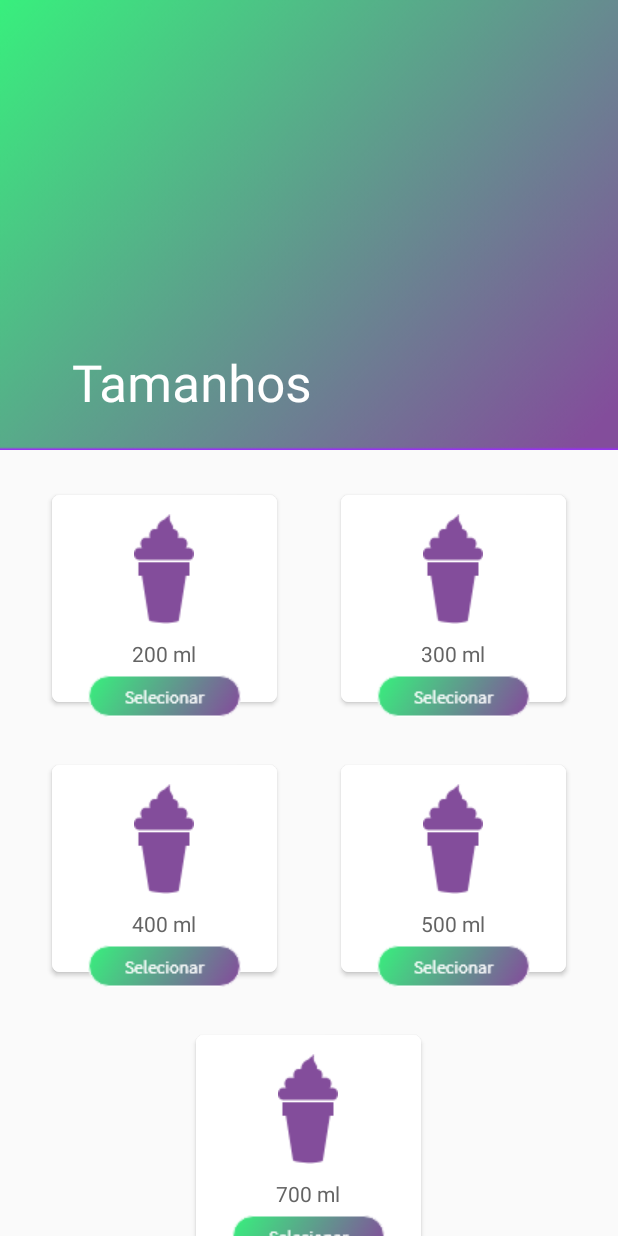
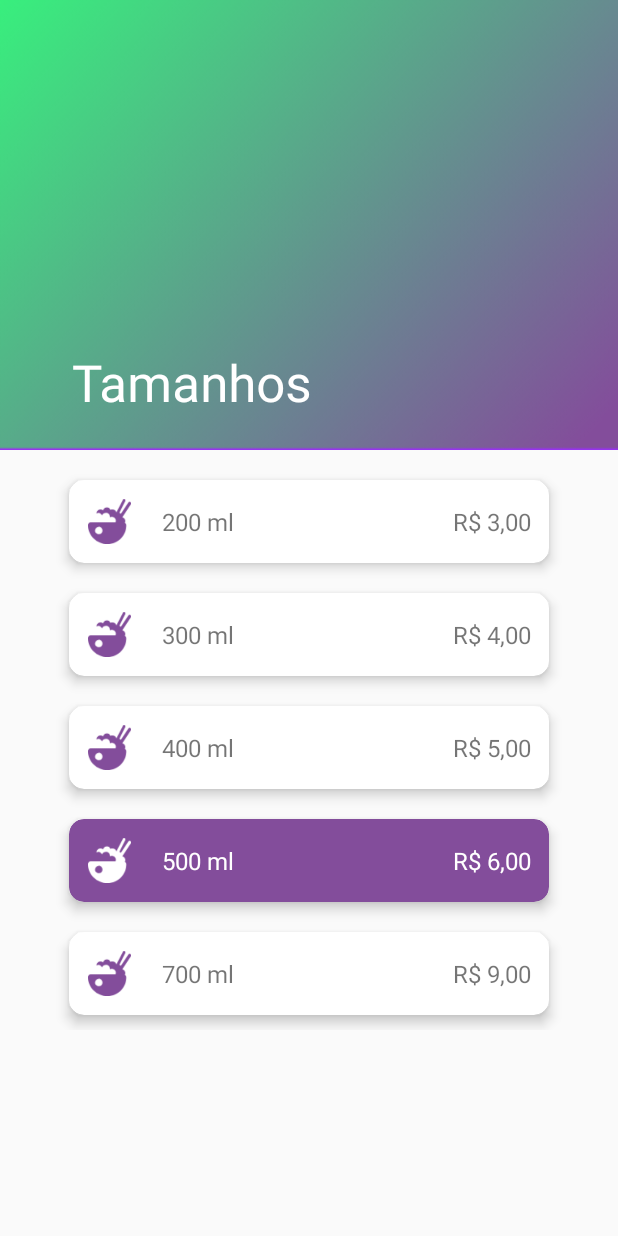
Before and after one commit to devuptechnology/OPointDoAcai, an Android app: the layout activity_sizes.xml on its own in the app's theme, with its tools: preview values and no code run, on a phone screen of 412 x 824 dp. Run offline under Robolectric (Android 15) with nearby library versions, the phone set to English and light mode, and no system bars.

Commit message:
Version 0.0.2

```diff
--- a/app/src/main/AndroidManifest.xml
+++ b/app/src/main/AndroidManifest.xml
@@ -1,6 +1,7 @@
 <?xml version="1.0" encoding="utf-8"?>
 <manifest xmlns:android="http://schemas.android.com/apk/res/android"
     package="com.devup.opointdoacai.opointdoacai">
+
 
     <uses-permission android:name="android.permission.ACCESS_NETWORK_STATE" />
     <uses-permission android:name="android.permission.INTERNET" />
--- a/app/src/main/java/com/devup/opointdoacai/opointdoacai/MainActivity.java
+++ b/app/src/main/java/com/devup/opointdoacai/opointdoacai/MainActivity.java
@@ -133,11 +133,11 @@ public class MainActivity extends AppCompatActivity {
             public void onClick(View v) {
 
 
-                displayDialog(v);
+                //displayDialog(v);
 
 
-                //Intent intent = new Intent(MainActivity.this, SizesActivity.class);
-                //startActivity(intent);
+                Intent intent = new Intent(MainActivity.this, SizesActivity.class);
+                startActivity(intent);
 
             }
         });
--- a/app/src/main/java/com/devup/opointdoacai/opointdoacai/SizesActivity.java
+++ b/app/src/main/java/com/devup/opointdoacai/opointdoacai/SizesActivity.java
@@ -4,6 +4,8 @@ import android.graphics.Typeface;
 import android.support.v7.app.AppCompatActivity;
 import android.os.Bundle;
 
+import com.daimajia.androidanimations.library.Techniques;
+import com.daimajia.androidanimations.library.YoYo;
 import com.getkeepsafe.taptargetview.TapTarget;
 import com.getkeepsafe.taptargetview.TapTargetView;
 
@@ -15,8 +17,8 @@ public class SizesActivity extends AppCompatActivity {
         super.onCreate(savedInstanceState);
         setContentView(R.layout.activity_sizes);
 
-        TapTargetView.showFor(this,
-                TapTarget.forView(findViewById(R.id.sizes_layout_target), "Você pode escolher o tamanho do seu Copo\n\n\n\n\n\nEste é o mais pedido:", "")
+        /*TapTargetView.showFor(this,
+                TapTarget.forView(findViewById(R.id.card_qnt_500), "Você pode escolher o tamanho do seu Copo\n\n\n\n\n\nEste é o mais pedido:", "")
                         .outerCircleColor(R.color.colorPrimary)
                         .outerCircleAlpha(0.96f)
                         .targetCircleColor(R.color.colorTextWithe)
@@ -37,7 +39,12 @@ public class SizesActivity extends AppCompatActivity {
                     public void onTargetClick(TapTargetView view) {
                         super.onTargetClick(view);
                     }
-                });
+                });*/
+
+        YoYo.with(Techniques.Pulse)
+                .duration(700)
+                .repeat(7)
+                .playOn(findViewById(R.id.card_qnt_500));
 
     }
 
--- a/app/src/main/res/layout/activity_sizes.xml
+++ b/app/src/main/res/layout/activity_sizes.xml
@@ -50,291 +50,252 @@
             app:layout_behavior="@string/appbar_scrolling_view_behavior">
 
 
-            <LinearLayout
+            <RelativeLayout
                 android:layout_width="match_parent"
                 android:layout_height="wrap_content"
                 android:duplicateParentState="false"
                 android:gravity="center"
                 android:orientation="vertical"
-                android:paddingTop="20dp"
+                android:layout_marginTop="10dp"
                 app:layout_constraintTop_toTopOf="parent">
 
-                <LinearLayout
+                <android.support.v7.widget.CardView
+                    android:id="@+id/card_qnt_200"
+                    android:layout_width="320dp"
+                    android:layout_height="55dp"
+                    app:cardCornerRadius="10dp"
+                    app:cardElevation="5dp"
+                    android:layout_margin="10dp">
+
+                    <RelativeLayout
                         android:layout_width="match_parent"
                         android:layout_height="match_parent"
-                    android:clipToPadding="false"
-                    android:gravity="center"
-                    android:orientation="horizontal"
-                    android:paddingBottom="22dp">
+                        android:layout_margin="2dp">
 
-                    <android.support.design.widget.CoordinatorLayout
+                        <ImageView
+                            android:id="@+id/image_1"
+                            android:layout_width="30dp"
+                            android:layout_height="30dp"
+                            android:layout_centerVertical="true"
+                            android:src="@drawable/iconacai"
+                            android:layout_margin="10dp"/>
+
+                        <TextView
+                            android:id="@+id/qnt_ml_1"
+                            android:layout_height="wrap_content"
+                            android:layout_width="wrap_content"
+                            android:layout_centerVertical="true"
+                            android:layout_margin="10dp"
+                            android:text="200 ml"
+                            android:layout_toRightOf="@+id/image_1"
+                            android:textSize="16sp"/>
+
+                        <TextView
+                            android:id="@+id/price_acai_1"
                             android:layout_width="wrap_content"
                             android:layout_height="wrap_content"
-                        android:clipToPadding="false"
-                        android:orientation="vertical"
-                        android:paddingRight="11dp">
+                            android:layout_alignParentEnd="true"
+                            android:layout_centerVertical="true"
+                            android:layout_margin="10dp"
+                            android:text="R$ 3,00"
+                            android:textSize="16sp" />
 
+                    </RelativeLayout>
 
-                        <android.support.v7.widget.CardView
-                            android:id="@+id/card_view_200"
-                            android:layout_width="150dp"
-                            android:layout_height="138dp"
-                            android:layout_margin="10dp"
-                            app:cardCornerRadius="5dp">
-
-
-                            <LinearLayout
-                                android:layout_width="match_parent"
-                                android:layout_height="match_parent"
-                                android:background="@color/cardview_light_background"
-                                android:gravity="center"
-                                android:orientation="vertical">
-
-                                <ImageView
-                                    android:layout_width="wrap_content"
-                                    android:layout_height="wrap_content"
-                                    android:src="@drawable/cups" />
-
-                                <TextView
-                                    android:layout_width="wrap_content"
-                                    android:layout_height="wrap_content"
-                                    android:gravity="center"
-                                    android:padding="10dp"
-                                    android:text="200 ml"
-                                    android:textColor="#646464"/>
-
-                            </LinearLayout>
 
                 </android.support.v7.widget.CardView>
 
-                        <Button
-                            android:id="@+id/btn_200"
-                            android:layout_width="102dp"
-                            android:layout_height="28dp"
-                            android:background="@drawable/botao"
-                            app:layout_anchor="@+id/card_view_200"
-                            app:layout_anchorGravity="bottom|center" />
-                    </android.support.design.widget.CoordinatorLayout>
+                <android.support.v7.widget.CardView
+                android:id="@+id/card_qnt_300"
+                android:layout_width="320dp"
+                android:layout_height="55dp"
+                app:cardCornerRadius="10dp"
+                app:cardElevation="5dp"
+                android:layout_below="@+id/card_qnt_200"
+                android:layout_margin="10dp">
 
-                    <android.support.design.widget.CoordinatorLayout
+                <RelativeLayout
+                    android:layout_width="match_parent"
+                    android:layout_height="match_parent"
+                    android:layout_margin="2dp">
+
+                    <ImageView
+                        android:id="@+id/image_2"
+                        android:layout_width="30dp"
+                        android:layout_height="30dp"
+                        android:layout_centerVertical="true"
+                        android:src="@drawable/iconacai"
+                        android:layout_margin="10dp"/>
+
+                    <TextView
+                        android:id="@+id/qnt_ml_2"
+                        android:layout_height="wrap_content"
+                        android:layout_width="wrap_content"
+                        android:layout_centerVertical="true"
+                        android:layout_margin="10dp"
+                        android:text="300 ml"
+                        android:layout_toRightOf="@+id/image_2"
+                        android:textSize="16sp"/>
+
+                    <TextView
+                        android:id="@+id/price_acai_2"
                         android:layout_width="wrap_content"
                         android:layout_height="wrap_content"
-                        android:clipToPadding="false"
-                        android:gravity="center"
-                        android:orientation="vertical"
-                        android:paddingLeft="11dp">
+                        android:layout_alignParentEnd="true"
+                        android:layout_centerVertical="true"
+                        android:layout_margin="10dp"
+                        android:text="R$ 4,00"
+                        android:textSize="16sp" />
 
-                        <android.support.v7.widget.CardView
-                            android:id="@+id/card_view_300"
-                            android:layout_width="150dp"
-                            android:layout_height="138dp"
-                            android:layout_margin="10dp"
-                            app:cardCornerRadius="5dp">
+                </RelativeLayout>
 
-
-                            <LinearLayout
-                                android:layout_width="match_parent"
-                                android:layout_height="match_parent"
-                                android:background="@color/cardview_light_background"
-                                android:gravity="center"
-                                android:orientation="vertical">
-
-                                <ImageView
-                                    android:layout_width="wrap_content"
-                                    android:layout_height="wrap_content"
-                                    android:src="@drawable/cups" />
-
-                                <TextView
-                                    android:layout_width="wrap_content"
-                                    android:layout_height="wrap_content"
-                                    android:gravity="center"
-                                    android:padding="10dp"
-                                    android:text="300 ml"
-                                    android:textColor="#646464"/>
-
-                            </LinearLayout>
 
             </android.support.v7.widget.CardView>
 
-                        <Button
-                            android:id="@+id/btn_300"
-                            android:layout_width="102dp"
-                            android:layout_height="28dp"
-                            android:background="@drawable/botao"
-                            app:layout_anchor="@+id/card_view_300"
-                            app:layout_anchorGravity="bottom|center" />
+                <android.support.v7.widget.CardView
+                    android:id="@+id/card_qnt_400"
+                    android:layout_width="320dp"
+                    android:layout_height="55dp"
+                    app:cardCornerRadius="10dp"
+                    app:cardElevation="5dp"
+                    android:layout_below="@+id/card_qnt_300"
+                    android:layout_margin="10dp">
 
-                    </android.support.design.widget.CoordinatorLayout>
-                </LinearLayout>
-
-                <LinearLayout
+                    <RelativeLayout
                         android:layout_width="match_parent"
                         android:layout_height="match_parent"
-                    android:clipToPadding="true"
-                    android:gravity="center"
-                    android:orientation="horizontal"
-                    android:paddingBottom="22dp">
+                        android:layout_margin="2dp">
 
-                    <android.support.design.widget.CoordinatorLayout
+                        <ImageView
+                            android:id="@+id/image_3"
+                            android:layout_width="30dp"
+                            android:layout_height="30dp"
+                            android:layout_centerVertical="true"
+                            android:src="@drawable/iconacai"
+                            android:layout_margin="10dp"/>
+
+                        <TextView
+                            android:id="@+id/qnt_ml_3"
+                            android:layout_height="wrap_content"
+                            android:layout_width="wrap_content"
+                            android:layout_centerVertical="true"
+                            android:layout_margin="10dp"
+                            android:text="400 ml"
+                            android:layout_toRightOf="@+id/image_3"
+                            android:textSize="16sp"/>
+
+                        <TextView
+                            android:id="@+id/price_acai_3"
                             android:layout_width="wrap_content"
                             android:layout_height="wrap_content"
-                        android:clipToPadding="false"
-                        android:orientation="vertical"
-                        android:paddingRight="11dp">
+                            android:layout_centerVertical="true"
+                            android:layout_margin="10dp"
+                            android:text="R$ 5,00"
+                            android:textSize="16sp"
+                            android:layout_alignParentEnd="true"/>
 
-
-                        <android.support.v7.widget.CardView
-                            android:id="@+id/card_view_400"
-                            android:layout_width="150dp"
-                            android:layout_height="138dp"
-                            android:layout_margin="10dp"
-                            app:cardCornerRadius="5dp">
-
-
-                            <LinearLayout
-                                android:layout_width="match_parent"
-                                android:layout_height="match_parent"
-                                android:background="@color/cardview_light_background"
-                                android:gravity="center"
-                                android:orientation="vertical">
-
-                                <ImageView
-                                    android:layout_width="wrap_content"
-                                    android:layout_height="wrap_content"
-                                    android:src="@drawable/cups" />
-
-                                <TextView
-                                    android:layout_width="wrap_content"
-                                    android:layout_height="wrap_content"
-                                    android:gravity="center"
-                                    android:padding="10dp"
-                                    android:text="400 ml"
-                                    android:textColor="#646464"/>
-
-                            </LinearLayout>
+                    </RelativeLayout>
 
                 </android.support.v7.widget.CardView>
 
-                        <Button
-                            android:id="@+id/btn_400"
-                            android:layout_width="102dp"
-                            android:layout_height="28dp"
-                            android:background="@drawable/botao"
-                            app:layout_anchor="@+id/card_view_400"
-                            app:layout_anchorGravity="bottom|center" />
-                    </android.support.design.widget.CoordinatorLayout>
+                <android.support.v7.widget.CardView
+                    android:id="@+id/card_qnt_500"
+                    android:layout_width="320dp"
+                    android:layout_height="55dp"
+                    app:cardCornerRadius="10dp"
+                    app:cardElevation="5dp"
+                    android:backgroundTint="@color/colorPrimaryDark"
+                    android:layout_below="@+id/card_qnt_400"
+                    android:layout_margin="10dp">
 
-                    <android.support.design.widget.CoordinatorLayout
-                        android:id="@+id/sizes_layout_target"
+                    <RelativeLayout
+                        android:layout_width="match_parent"
+                        android:layout_height="match_parent"
+                        android:layout_margin="2dp">
+
+                        <ImageView
+                            android:id="@+id/image_4"
+                            android:layout_width="30dp"
+                            android:layout_height="30dp"
+                            android:layout_centerVertical="true"
+                            android:src="@drawable/iconacaiwhite"
+                            android:layout_margin="10dp"/>
+
+                        <TextView
+                            android:id="@+id/qnt_ml_4"
+                            android:layout_height="wrap_content"
+                            android:layout_width="wrap_content"
+                            android:layout_centerVertical="true"
+                            android:layout_margin="10dp"
+                            android:text="500 ml"
+                            android:layout_toRightOf="@+id/image_4"
+                            android:textSize="16sp"
+                            android:textColor="@color/colorTextWithe"/>
+
+                        <TextView
+                            android:id="@+id/price_acai_4"
                             android:layout_width="wrap_content"
                             android:layout_height="wrap_content"
-                        android:clipToPadding="false"
-                        android:gravity="center"
-                        android:orientation="vertical"
-                        android:paddingLeft="11dp">
+                            android:layout_alignParentEnd="true"
+                            android:layout_centerVertical="true"
+                            android:layout_margin="10dp"
+                            android:text="R$ 6,00"
+                            android:textSize="16sp"
+                            android:textColor="@color/colorTextWithe"/>
 
-                        <android.support.v7.widget.CardView
-                            android:id="@+id/card_view_500"
-                            android:layout_width="150dp"
-                            android:layout_height="138dp"
-                            android:layout_margin="10dp"
-                            app:cardCornerRadius="5dp">
-
-
-                            <LinearLayout
-                                android:layout_width="match_parent"
-                                android:layout_height="match_parent"
-                                android:background="@color/cardview_light_background"
-                                android:gravity="center"
-                                android:orientation="vertical">
-
-                                <ImageView
-                                    android:layout_width="wrap_content"
-                                    android:layout_height="wrap_content"
-                                    android:src="@drawable/cups" />
-
-                                <TextView
-                                    android:layout_width="wrap_content"
-                                    android:layout_height="wrap_content"
-                                    android:gravity="center"
-                                    android:padding="10dp"
-                                    android:text="500 ml"
-                                    android:textColor="#646464" />
-
-                            </LinearLayout>
+                    </RelativeLayout>
 
                 </android.support.v7.widget.CardView>
 
-                        <Button
-                            android:id="@+id/btn_500"
-                            android:layout_width="102dp"
-                            android:layout_height="28dp"
-                            android:background="@drawable/botao"
-                            app:layout_anchor="@+id/card_view_500"
-                            app:layout_anchorGravity="bottom|center" />
+                <android.support.v7.widget.CardView
+                    android:id="@+id/card_qnt_700"
+                    android:layout_width="320dp"
+                    android:layout_height="55dp"
+                    app:cardCornerRadius="10dp"
+                    app:cardElevation="5dp"
+                    android:layout_below="@+id/card_qnt_500"
+                    android:layout_margin="10dp">
 
-                    </android.support.design.widget.CoordinatorLayout>
-                </LinearLayout>
+                    <RelativeLayout
+                        android:layout_width="match_parent"
+                        android:layout_height="match_parent"
+                        android:layout_margin="2dp">
 
-                <LinearLayout
-                    android:layout_width="match_parent"
+                        <ImageView
+                            android:id="@+id/image_5"
+                            android:layout_width="30dp"
+                            android:layout_height="30dp"
+                            android:layout_centerVertical="true"
+                            android:src="@drawable/iconacai"
+                            android:layout_margin="10dp"/>
+
+                        <TextView
+                            android:id="@+id/qnt_ml_5"
                             android:layout_height="wrap_content"
-                    android:clipToPadding="false"
-                    android:gravity="center"
-                    android:orientation="horizontal"
-                    android:paddingBottom="22dp">
+                            android:layout_width="wrap_content"
+                            android:layout_centerVertical="true"
+                            android:layout_margin="10dp"
+                            android:text="700 ml"
+                            android:layout_toRightOf="@+id/image_5"
+                            android:textSize="16sp"/>
 
-                    <android.support.design.widget.CoordinatorLayout
+                        <TextView
+                            android:id="@+id/price_acai_5"
                             android:layout_width="wrap_content"
                             android:layout_height="wrap_content"
-                        android:clipToPadding="false"
-                        android:orientation="vertical">
+                            android:layout_alignParentEnd="true"
+                            android:layout_centerVertical="true"
+                            android:layout_margin="10dp"
+                            android:text="R$ 9,00"
+                            android:textSize="16sp" />
 
-
-                        <android.support.v7.widget.CardView
-                            android:id="@+id/card_view_700"
-                            android:layout_width="150dp"
-                            android:layout_height="138dp"
-                            android:layout_margin="10dp"
-                            app:cardCornerRadius="5dp">
-
-
-                            <LinearLayout
-                                android:layout_width="match_parent"
-                                android:layout_height="match_parent"
-                                android:background="@color/cardview_light_background"
-                                android:gravity="center"
-                                android:orientation="vertical">
-
-                                <ImageView
-                                    android:layout_width="wrap_content"
-                                    android:layout_height="wrap_content"
-                                    android:src="@drawable/cups" />
-
-                                <TextView
-                                    android:layout_width="wrap_content"
-                                    android:layout_height="wrap_content"
-                                    android:gravity="center"
-                                    android:padding="10dp"
-                                    android:text="700 ml"
-                                    android:textColor="#646464"/>
-
-                            </LinearLayout>
+                    </RelativeLayout>
 
                 </android.support.v7.widget.CardView>
 
-                        <Button
-                            android:id="@+id/btn_700"
-                            android:layout_width="102dp"
-                            android:layout_height="28dp"
-                            android:background="@drawable/botao"
-                            app:layout_anchor="@+id/card_view_700"
-                            app:layout_anchorGravity="bottom|center" />
-                    </android.support.design.widget.CoordinatorLayout>
 
-                </LinearLayout>
 
-            </LinearLayout>
+            </RelativeLayout>
 
         </android.support.v4.widget.NestedScrollView>
 
```
Also changed, not shown: app/src/main/res/drawable/iconacaiwhite.png (added). Lines whose indentation alone changed are shown as unchanged.
